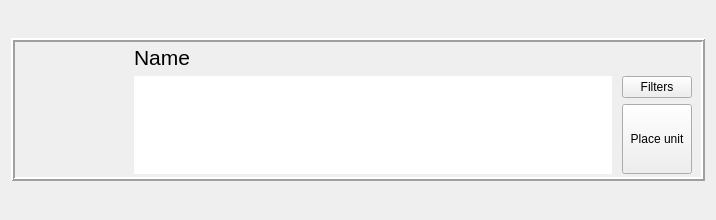
Wilson194/OrodaelTurrim, file OrodaelTurrim/res/ui/unitFrameWidget.ui: the form before one commit.
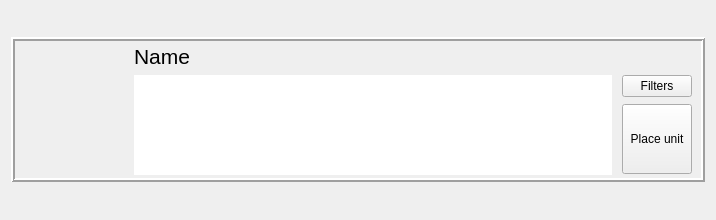
The form after the commit.

Commit message: Update UI info display

Patch:
```diff
--- a/OrodaelTurrim/res/ui/unitFrameWidget.ui
+++ b/OrodaelTurrim/res/ui/unitFrameWidget.ui
@@ -144,10 +144,34 @@
        </widget>
       </item>
       <item row="1" column="2" rowspan="2">
-       <widget class="QPlainTextEdit" name="infoText">
+       <widget class="QTextEdit" name="infoText">
+        <property name="sizePolicy">
+         <sizepolicy hsizetype="Expanding" vsizetype="Expanding">
+          <horstretch>0</horstretch>
+          <verstretch>0</verstretch>
+         </sizepolicy>
+        </property>
+        <property name="minimumSize">
+         <size>
+          <width>0</width>
+          <height>100</height>
+         </size>
+        </property>
         <property name="frameShape">
          <enum>QFrame::NoFrame</enum>
         </property>
+        <property name="verticalScrollBarPolicy">
+         <enum>Qt::ScrollBarAlwaysOff</enum>
+        </property>
+        <property name="horizontalScrollBarPolicy">
+         <enum>Qt::ScrollBarAlwaysOff</enum>
+        </property>
+        <property name="readOnly">
+         <bool>true</bool>
+        </property>
+        <property name="cursorWidth">
+         <number>0</number>
+        </property>
        </widget>
       </item>
      </layout>
```
Left out of the diff: 3 changed lines with no effect on the pictures. The commit also changes 8 other files.
